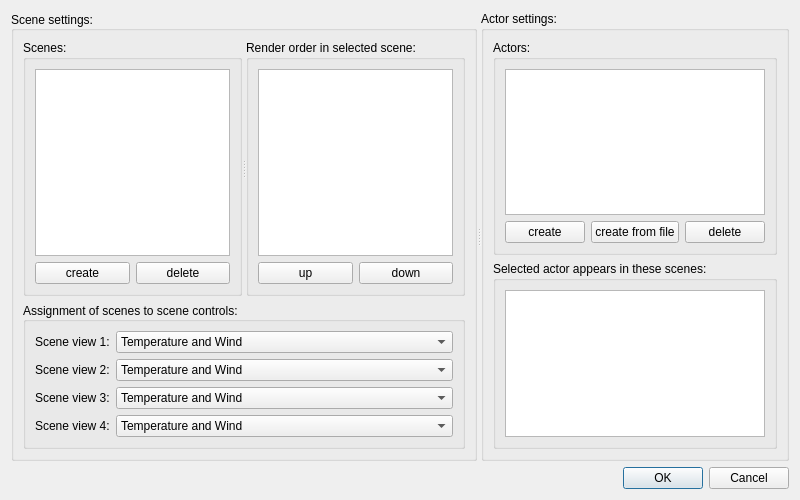
Old version of the form src/gxfw/scenemanagementdialog.ui in the repository chrismile/met.3d.
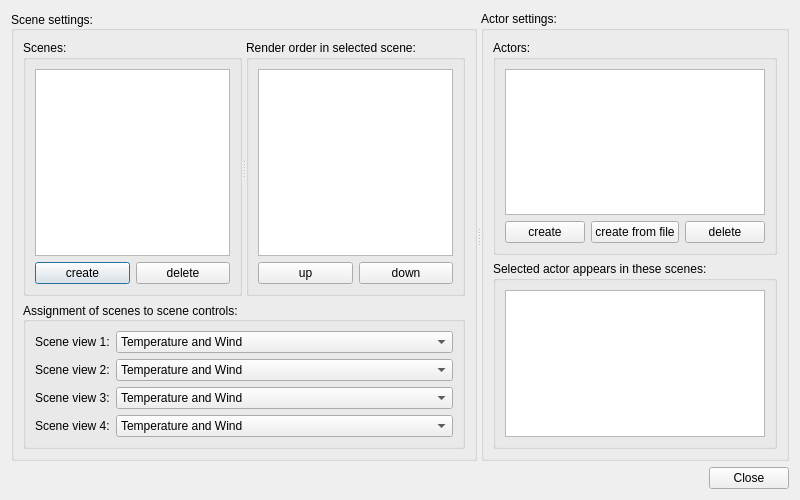
New version of the form.

Commit message: removed 'cancel' button from scene management dialog; changed 'ok' to 'close'

The edit to the form file:
```diff
--- a/src/gxfw/scenemanagementdialog.ui
+++ b/src/gxfw/scenemanagementdialog.ui
@@ -327,7 +327,7 @@
       <enum>Qt::Horizontal</enum>
      </property>
      <property name="standardButtons">
-      <set>QDialogButtonBox::Cancel|QDialogButtonBox::Ok</set>
+      <set>QDialogButtonBox::Close</set>
      </property>
     </widget>
    </item>
```
